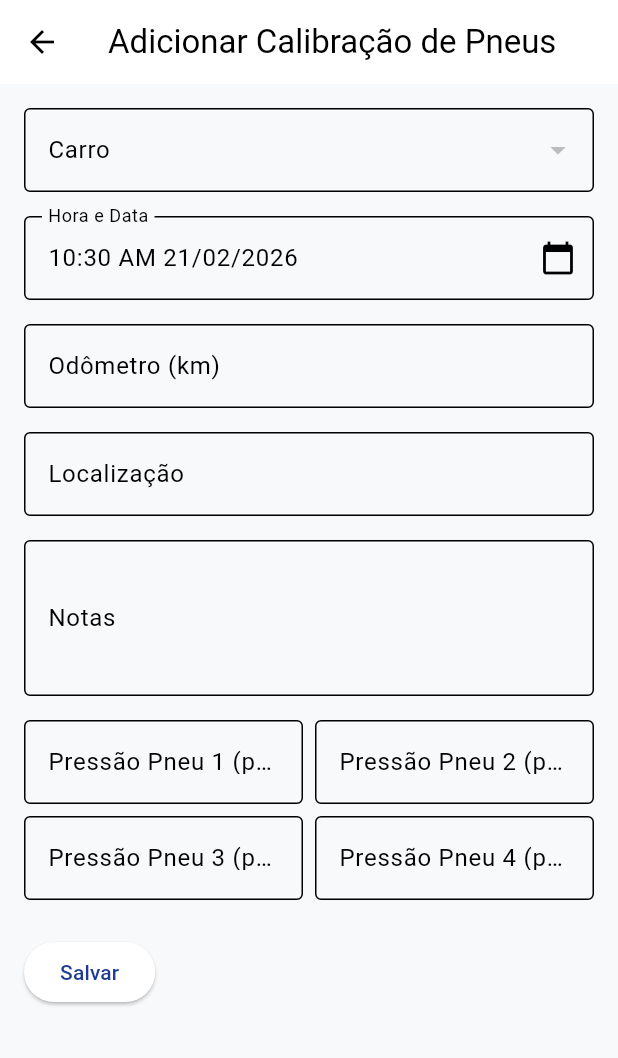
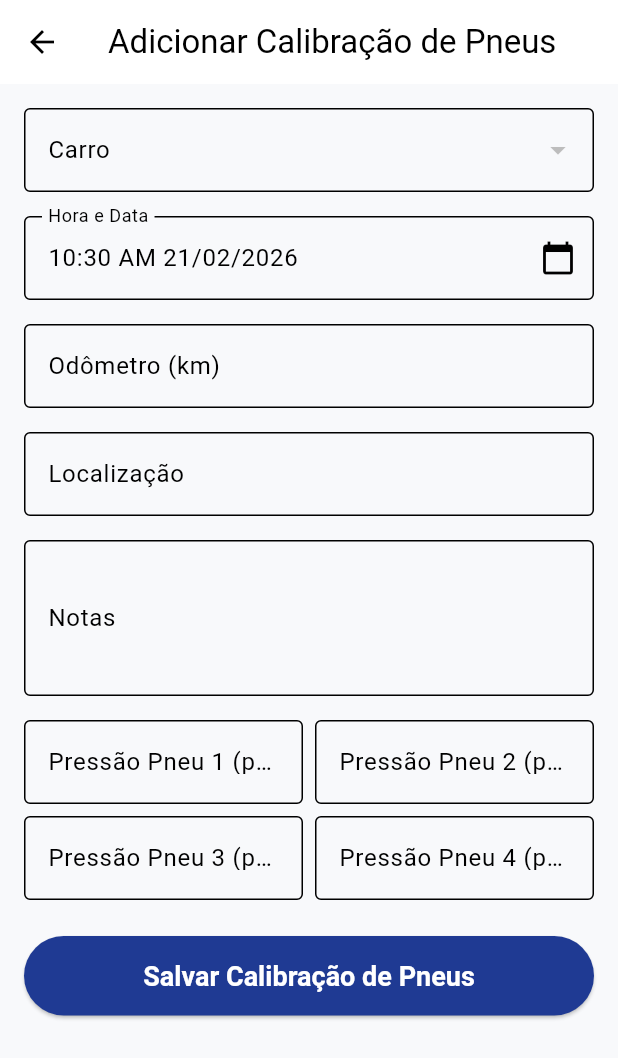
Before and after one commit to krahllucas/karango-app, a Flutter app: the TireCalibrationAddScreen screen opened directly, on a phone screen of 412 x 824 dp. Shown: the top 1058 px of the screen. Run offline on Flutter 3.47's test engine with Material 3 defaults, Android fonts, the phone set to English and light mode, and no system bars; our stand-ins replace multi_dropdown, sqflite; accounts and stored records are empty.

Commit message:
refectory: botão de salvar formulario

```diff
--- a/lib/app/screens/refueling_add.dart
+++ b/lib/app/screens/refueling_add.dart
@@ -5,6 +5,7 @@ import 'package:karango_app/app/models/refueling.dart';
 import 'package:karango_app/app/providers/car.dart';
 import 'package:karango_app/app/providers/fuel.dart';
 import 'package:karango_app/app/providers/refueling.dart';
+import 'package:karango_app/app/widgets/button_form_save.dart';
 import 'package:provider/provider.dart';
 
 class RefuelingScreen extends StatefulWidget {
@@ -282,18 +283,9 @@ class _RefuelingScreenState extends State<RefuelingScreen> {
               ),
               const SizedBox(height: 24),
               // Botão Salvar
-              ElevatedButton(
-                style: ElevatedButton.styleFrom(
-                  padding: const EdgeInsets.symmetric(vertical: 16),
-                  backgroundColor: Theme.of(context).primaryColor,
-                  foregroundColor: Colors.white, // Set text color here
-                  textStyle: const TextStyle(
-                    fontSize: 18,
-                    fontWeight: FontWeight.bold,
-                  ),
-                ),
+              ButtonFormSaveWidget(
                 onPressed: _submitForm,
-                child: const Text('Salvar Reabastecimento'),
+                text: 'Salvar Reabastecimento',
               ),
             ],
           ),
--- a/lib/app/screens/tirecalibration_add.dart
+++ b/lib/app/screens/tirecalibration_add.dart
@@ -3,6 +3,7 @@ import 'package:intl/intl.dart';
 import 'package:karango_app/app/models/tirecalibration.dart';
 import 'package:karango_app/app/providers/car.dart';
 import 'package:karango_app/app/providers/tirecalibration.dart';
+import 'package:karango_app/app/widgets/button_form_save.dart';
 import 'package:karango_app/app/widgets/tirecalibration_form.dart';
 import 'package:provider/provider.dart';
 
@@ -78,7 +79,7 @@ class _TireCalibrationAddScreenState extends State<TireCalibrationAddScreen> {
         child: Form(
           key: _formKey,
           child: Column(
-            crossAxisAlignment: CrossAxisAlignment.start,
+            crossAxisAlignment: CrossAxisAlignment.stretch,
             children: [
               DropdownButtonFormField<String>(
                 value: context.watch<CarProvider>().cars.isNotEmpty
@@ -176,9 +177,9 @@ class _TireCalibrationAddScreenState extends State<TireCalibrationAddScreen> {
               ),
 
               const SizedBox(height: 16),
-              ElevatedButton(
+              ButtonFormSaveWidget(
                 onPressed: _submitForm,
-                child: const Text('Salvar'),
+                text: 'Salvar Calibração de Pneus',
               ),
             ],
           ),
--- /dev/null
+++ b/lib/app/widgets/button_form_save.dart
@@ -0,0 +1,29 @@
+import 'package:flutter/material.dart';
+
+class ButtonFormSaveWidget extends StatelessWidget {
+  const ButtonFormSaveWidget({
+    super.key,
+    required this.onPressed,
+    required this.text,
+  });
+
+  final VoidCallback onPressed;
+  final String text;
+
+  @override
+  Widget build(BuildContext context) {
+    return ElevatedButton(
+      style: ElevatedButton.styleFrom(
+        padding: const EdgeInsets.symmetric(vertical: 16),
+        backgroundColor: Theme.of(context).primaryColor,
+        foregroundColor: Colors.white, // Set text color here
+        textStyle: const TextStyle(
+          fontSize: 18,
+          fontWeight: FontWeight.bold,
+        ),
+      ),
+      onPressed: onPressed,
+      child: Text(text),
+    );
+  }
+}
```
